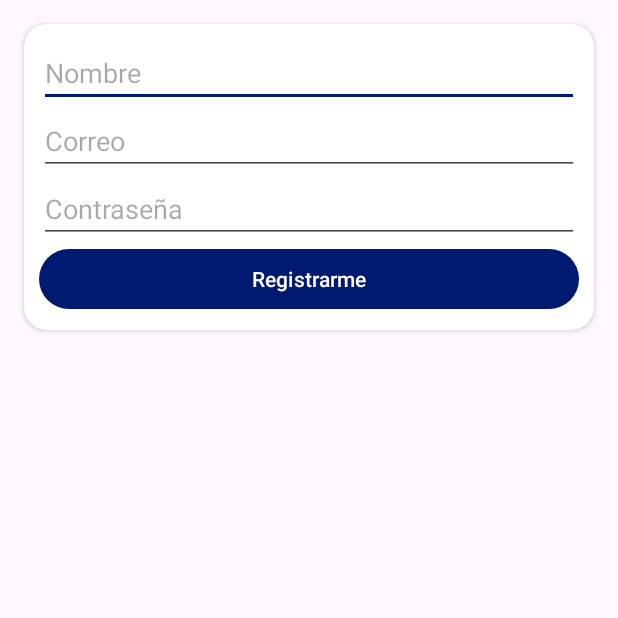
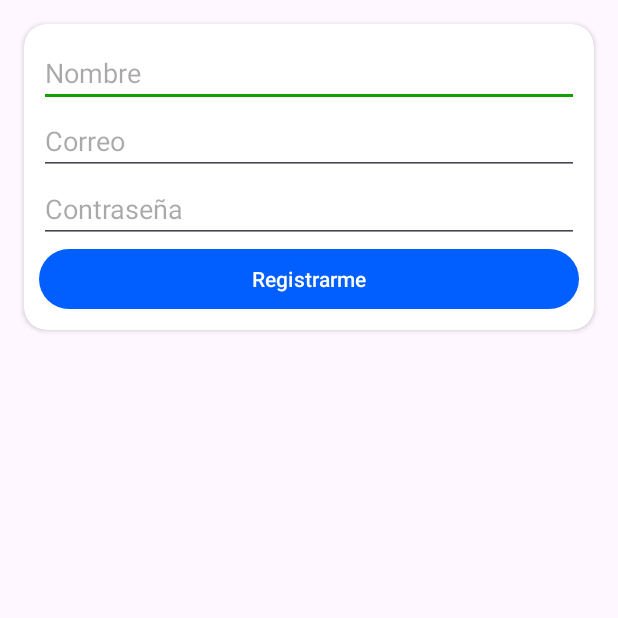
Before and after one commit to S4nti4go3/end, an Android app: the RegisterActivity screen opened directly, with no data from a screen before it, on a phone screen of 412 x 824 dp, the top half of it. Run offline under Robolectric (Android 15) with nearby library versions, the phone set to English and light mode, and no system bars; our stand-ins replace Firebase (no records; nobody signed in at launch, a user with empty details on screens opened directly).

Commit message:
Update themes.xml

```diff
--- a/app/src/main/res/values/themes.xml
+++ b/app/src/main/res/values/themes.xml
@@ -5,10 +5,10 @@
         <!-- <item name="colorPrimary">@color/my_light_primary</item> -->
     </style>
 
-    <style name="AppEnd" parent="Theme.End">
-        <item name="colorPrimary">@color/AzulOscuro</item>
+   <style name="AppEnd" parent="Theme.End">
+        <item name="colorPrimary">@color/AzulClaro</item>
         <item name="colorPrimaryDark">@color/AzulClaro</item>
-        <item name="colorAccent">@color/AzulOscuro</item>
+        <item name="colorAccent">@color/Verde</item>
     </style>
 
     <style name="Theme.End" parent="Base.Theme.End" />
```
